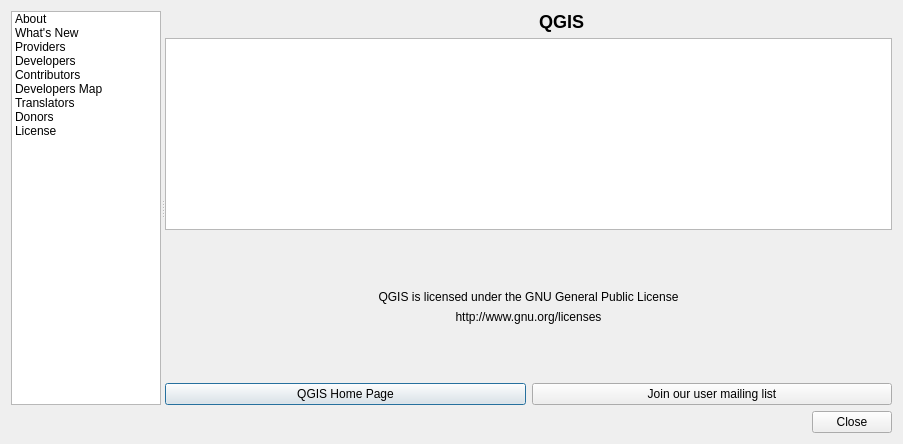
Before: the Qt Designer form src/ui/qgsabout.ui in qgis/QGIS, drawn with Qt 5.
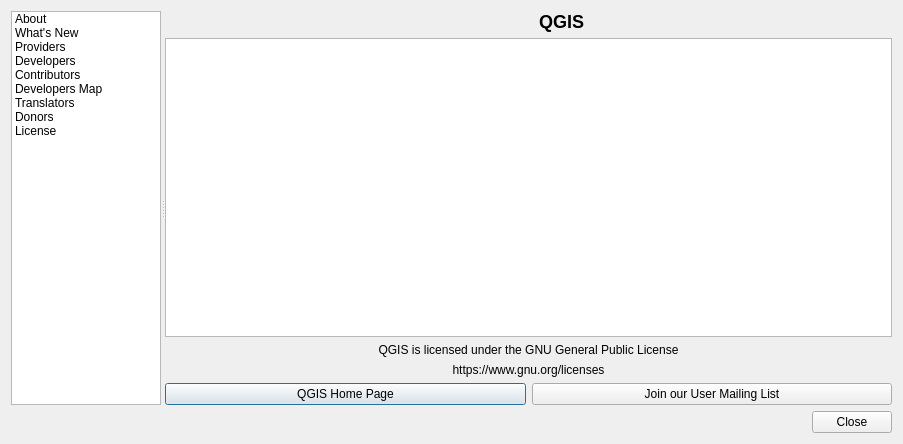
After: the same form once the commit is applied. Icons and pictures are not drawn. Custom widgets are drawn as their Qt base class.

Commit message:
About screen tweaks
- consistent capitalization
- use more room for version information, which currently overflows
the available space allocated for it
- use a https url instead of http

The edit to the form file:
```diff
--- a/src/ui/qgsabout.ui
+++ b/src/ui/qgsabout.ui
@@ -235,19 +235,6 @@
              </property>
             </widget>
            </item>
-           <item>
-            <spacer name="spacer_2">
-             <property name="orientation">
-              <enum>Qt::Vertical</enum>
-             </property>
-             <property name="sizeHint" stdset="0">
-              <size>
-               <width>20</width>
-               <height>21</height>
-              </size>
-             </property>
-            </spacer>
-           </item>
            <item>
             <widget class="QLabel" name="label_3">
              <property name="text">
@@ -261,26 +248,13 @@
            <item>
             <widget class="QLabel" name="label_2">
              <property name="text">
-              <string>http://www.gnu.org/licenses</string>
+              <string>https://www.gnu.org/licenses</string>
              </property>
              <property name="alignment">
               <set>Qt::AlignCenter</set>
              </property>
             </widget>
            </item>
-           <item>
-            <spacer name="spacer">
-             <property name="orientation">
-              <enum>Qt::Vertical</enum>
-             </property>
-             <property name="sizeHint" stdset="0">
-              <size>
-               <width>20</width>
-               <height>40</height>
-              </size>
-             </property>
-            </spacer>
-           </item>
            <item>
             <layout class="QHBoxLayout" name="_2">
              <item>
@@ -296,7 +270,7 @@
              <item>
               <widget class="QPushButton" name="btnQgisUser">
                <property name="text">
-                <string>Join our user mailing list</string>
+                <string>Join our User Mailing List</string>
                </property>
                <property name="flat">
                 <bool>false</bool>
```
